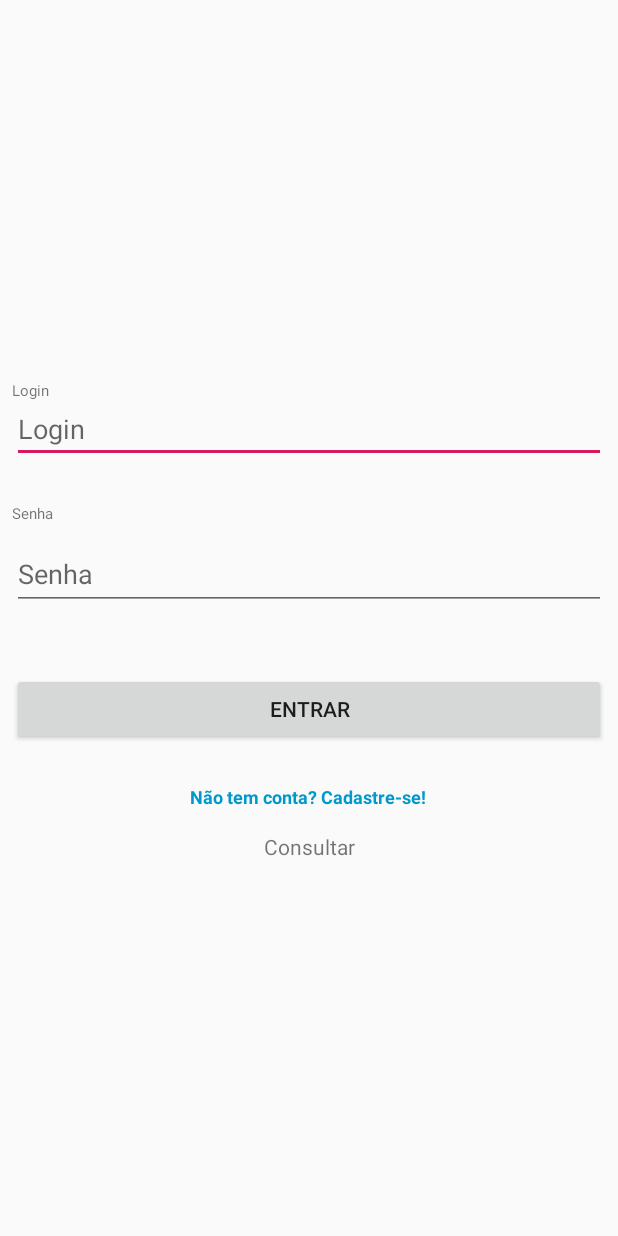
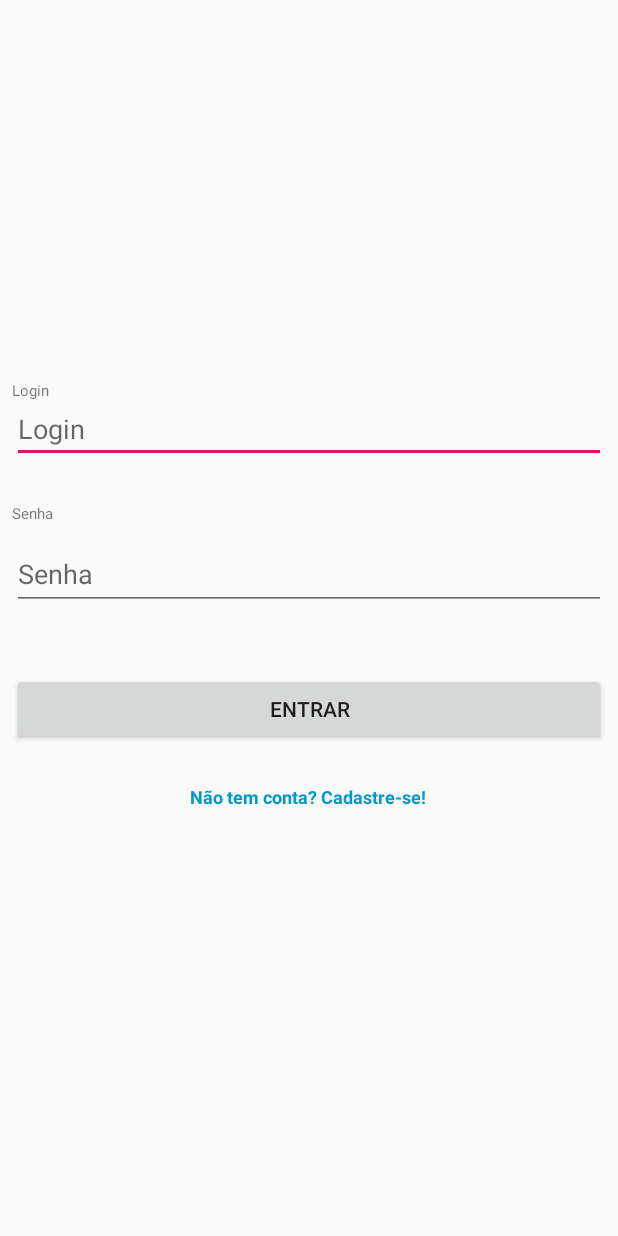
Before and after one commit to foxraf3d/MyNorthApp, an Android app: the screen it shows after launch (LoginActivity), after a tap on "ENTRAR", on a phone screen of 412 x 824 dp. Run offline under Robolectric (Android 15) with nearby library versions, the phone set to English and light mode, and no system bars.

Commit message:
Validando login e senha - 25/03/2019

```diff
--- a/app/src/main/java/com/projetofragmento/pc_rafael/mynorthapp/LoginActivity.java
+++ b/app/src/main/java/com/projetofragmento/pc_rafael/mynorthapp/LoginActivity.java
@@ -20,7 +20,6 @@ public class LoginActivity extends AppCompatActivity {
     private EditText senha;
     private Button entrar;
     private TextView cadastrar;
-    private TextView consultar;
     private UsuarioController crudUser;
     private static String [][] listaUser;
 
@@ -35,10 +34,9 @@ public class LoginActivity extends AppCompatActivity {
         senha = findViewById(R.id.editSenhaId);
         entrar = findViewById(R.id.btnEntrarId);
         cadastrar = findViewById(R.id.txtCadastroId);
-        consultar = findViewById(R.id.consultarID);
 
 
-        user = login.getText().toString();
+
 
         entrar.setOnClickListener(new View.OnClickListener() {
             @Override
@@ -46,6 +44,7 @@ public class LoginActivity extends AppCompatActivity {
                 crudUser = new UsuarioController(getBaseContext());
                 String loginString = login.getText().toString();
                 String senhaString = senha.getText().toString();
+                user = login.getText().toString();
 
                 boolean usuarioValido = usuarioExiste(loginString, senhaString);
                 if (usuarioValido){
@@ -66,14 +65,6 @@ public class LoginActivity extends AppCompatActivity {
             }
         });
 
-        consultar.setOnClickListener(new View.OnClickListener() {
-            @Override
-            public void onClick(View v) {
-                Intent intent = new Intent(LoginActivity.this, PrincipalActivity.class);
-                intent.putExtra("USUARIO", user);
-                startActivity(intent);
-            }
-        });
 
     }
 
@@ -83,19 +74,26 @@ public class LoginActivity extends AppCompatActivity {
         int campoLogin = cursor.getColumnIndex("login");
         int campoSenha = cursor.getColumnIndex("senha");
         int size = cursor.getCount();
-        for (int i = 0; i < cursor.getCount(); i++){
+
+        if (size > 0) {
             listaUser = new String[cursor.getCount()][2];
+            for (int i = 0; i < cursor.getCount(); i++) {
                 listaUser[i][0] = cursor.getString(campoLogin);
                 listaUser[i][1] = cursor.getString(campoSenha);
                 if (i <= cursor.getCount())
                     cursor.moveToNext();
             }
-        for (int i = 0; i < listaUser.length; i++){
-            if (listaUser[i][0].equalsIgnoreCase(login) && listaUser[i][1].equalsIgnoreCase(senha)){
+
+            if (listaUser.length > 0) {
+                for (int i = 0; i < listaUser.length; i++) {
+                    String loginString = listaUser[i][0];
+                    String senhaString = listaUser[i][1];
+                    if (loginString.equalsIgnoreCase(login) && senhaString.equalsIgnoreCase(senha)) {
                         return true;
                     }
                 }
-
+            }
+        }
         return false;
     }
 }
--- a/app/src/main/res/layout/activity_login.xml
+++ b/app/src/main/res/layout/activity_login.xml
@@ -123,20 +123,4 @@
         app:layout_constraintTop_toTopOf="parent"
         app:layout_constraintVertical_bias="0.65" />
 
-    <TextView
-        android:id="@+id/consultarID"
-        android:layout_width="wrap_content"
-        android:layout_height="wrap_content"
-        android:layout_marginStart="8dp"
-        android:layout_marginLeft="8dp"
-        android:layout_marginTop="8dp"
-        android:layout_marginEnd="8dp"
-        android:layout_marginRight="8dp"
-        android:layout_marginBottom="8dp"
-        android:text="Consultar"
-        app:layout_constraintBottom_toBottomOf="parent"
-        app:layout_constraintEnd_toEndOf="parent"
-        app:layout_constraintStart_toStartOf="parent"
-        app:layout_constraintTop_toTopOf="parent"
-        app:layout_constraintVertical_bias="0.693" />
 </android.support.constraint.ConstraintLayout>
```
Also changed, not shown: app/src/main/java/com/projetofragmento/pc_rafael/mynorthapp/PrincipalActivity.java (+2 -8 lines), app/src/main/res/layout/activity_principal.xml (+2 -19 lines). Lines whose indentation alone changed are shown as unchanged.
